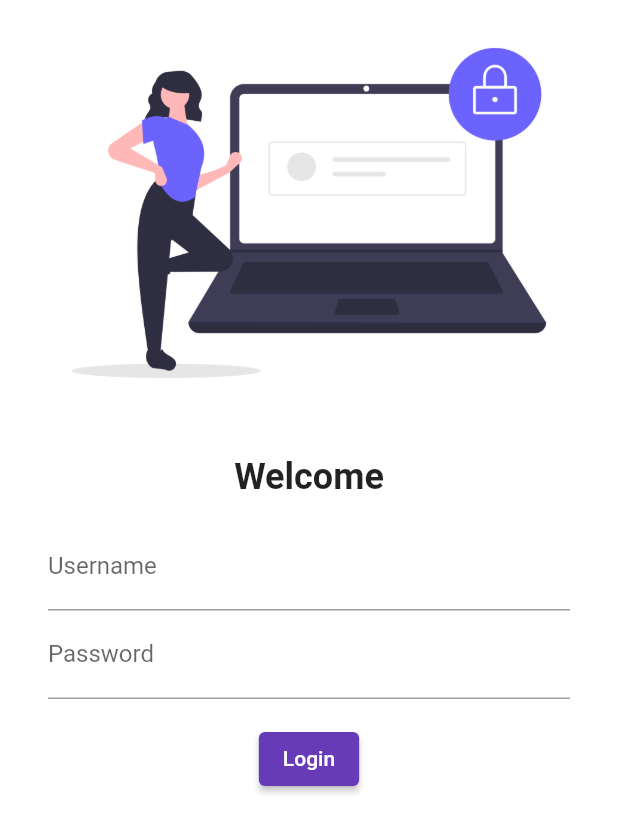
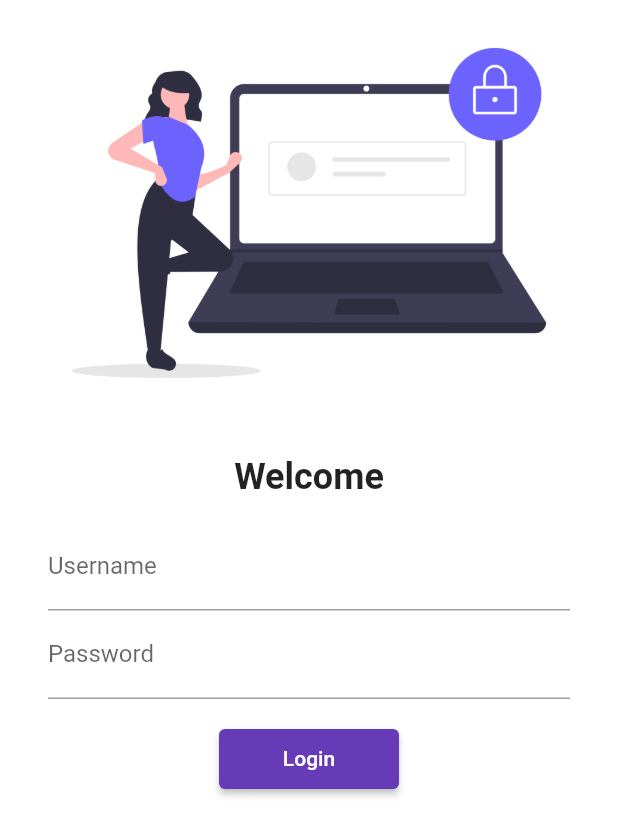
Before and after one commit to XaynMirxa22/flutter_learning, a Flutter app: the screen it shows after launch, on a phone screen of 412 x 824 dp. Shown: the top 836 px of the screen. Run offline on Flutter 3.47's test engine with Material 2 defaults, Android fonts, the phone set to English and light mode, and no system bars; our stand-ins replace google_fonts; Roboto replaces fonts that are missing (Laila).

Commit message:
Part 6 Done (Navigation, Scrollbar window, Publish to Remote Github)

```diff
--- a/lib/main.dart
+++ b/lib/main.dart
@@ -5,6 +5,7 @@
 import 'package:lesson_1/pages/listViewPage.dart';
 import 'package:lesson_1/pages/part_4.dart';
 import 'package:lesson_1/pages/table.dart';
+import 'package:lesson_1/utils/routes.dart';
 
 void main() {
   runApp(const MyApp());
@@ -36,6 +37,16 @@
 
       //TODO: Part4
       // Adding Image
-        home: Part4());
+      //home: Part4()
+
+      //TODO: Part 5
+      //Login With Navigation
+
+      routes: {
+        "/": (context) => const Part4(),
+        MyRoutes.homeRoute: (context) => const HomePage(),
+        MyRoutes.loginRoute: (context) => const Part4(),
+      },
+    );
   }
 }
--- a/lib/pages/part_4.dart
+++ b/lib/pages/part_4.dart
@@ -1,4 +1,5 @@
 import 'package:flutter/material.dart';
+import 'package:lesson_1/utils/routes.dart';
 
 class Part4 extends StatelessWidget {
   const Part4({Key? key}) : super(key: key);
@@ -42,10 +43,10 @@
             ),
             ElevatedButton(
                 onPressed: () {
-                  print("Logged In");
+                  Navigator.pushNamed(context, MyRoutes.homeRoute);
                 },
                 child: const Text("Login"),
-                style: TextButton.styleFrom())
+                style: TextButton.styleFrom(minimumSize: const Size(120, 40)))
           ],
         ),
       ),
--- /dev/null
+++ b/lib/utils/routes.dart
@@ -0,0 +1,4 @@
+class MyRoutes {
+  static String homeRoute = "/home";
+  static String loginRoute = "/login";
+}
```
Lines whose indentation alone changed are shown as unchanged.
